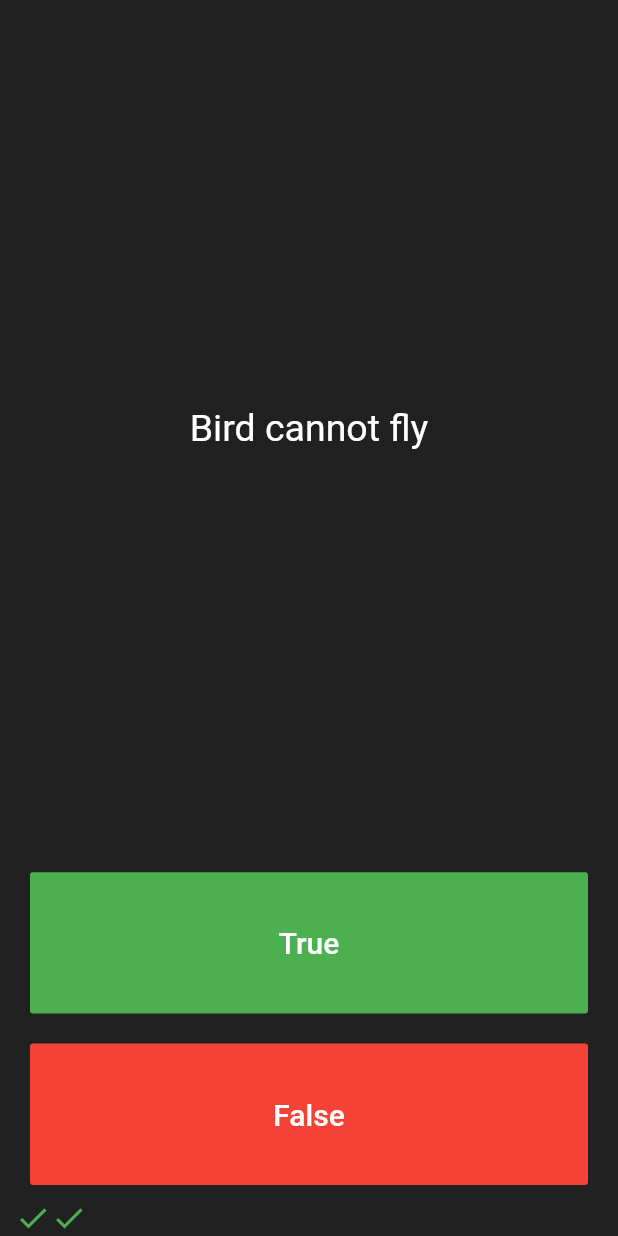
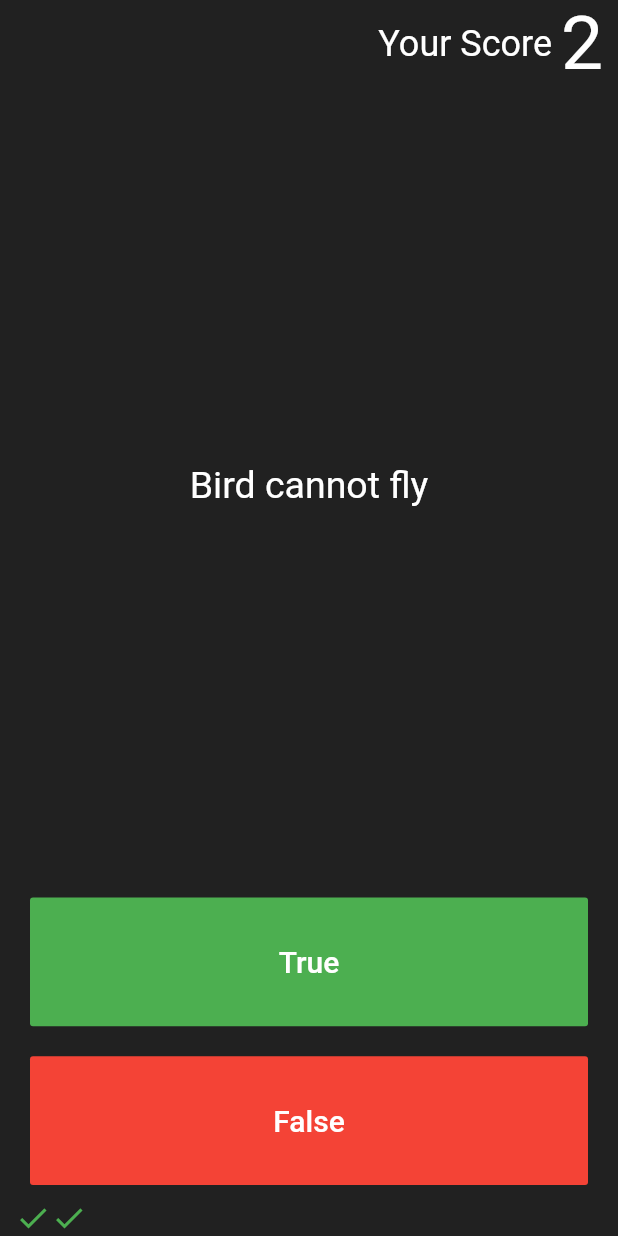
Before and after one commit to kus413/Quiz_App, a Flutter app: the screen it shows after launch, after a tap on "True", after a tap on "False", on a phone screen of 412 x 824 dp. Run offline on Flutter 3.47's test engine with Material 2 defaults, Android fonts, the phone set to English and light mode, and no system bars; our stand-ins replace rflutter_alert.

Commit message:
3rd commit

```diff
--- a/lib/main.dart
+++ b/lib/main.dart
@@ -1,6 +1,6 @@
 import 'package:flutter/material.dart';
 import 'package:quiz_app/question_brain.dart';
-import 'package:quiz_app/questions.dart';
+import 'package:rflutter_alert/rflutter_alert.dart';
 
 QuestionBrain questionBrain = new QuestionBrain();
 
@@ -11,6 +11,7 @@ class MyApp extends StatelessWidget {
   @override
   Widget build(BuildContext context) {
     return MaterialApp(
+      debugShowCheckedModeBanner: false,
       home: Scaffold(
         backgroundColor: Colors.grey.shade900,
         body: SafeArea(
@@ -31,7 +32,46 @@ class QuizPage extends StatefulWidget {
 
 class _QuizPageState extends State<QuizPage> {
   List<Icon> scoreKeeper = [];
-  int qnsNo = 0;
+  int scoreCount = 0;
+
+  void checkAnswer({bool userAnswer}) {
+    setState(() {
+      if (questionBrain.isFinished()) {
+        Alert(
+          context: context,
+          title: "Final Score",
+          desc: "$scoreCount",
+          buttons: [
+            DialogButton(
+              child: Text("Play Again"),
+              onPressed: () {
+                Navigator.pop(context);
+              },
+            )
+          ],
+        ).show();
+        questionBrain.resetQuestion();
+        scoreKeeper.clear();
+        scoreCount = 0;
+      } else {
+        if (questionBrain.getAnswerResult() == userAnswer) {
+          scoreKeeper.add(Icon(
+            Icons.check,
+            color: Colors.green,
+            size: 24.0,
+          ));
+          scoreCount++;
+        } else {
+          scoreKeeper.add(Icon(
+            Icons.close,
+            color: Colors.red,
+            size: 24.0,
+          ));
+        }
+        questionBrain.nextQuestion();
+      }
+    });
+  }
 
   @override
   Widget build(BuildContext context) {
@@ -39,13 +79,30 @@ class _QuizPageState extends State<QuizPage> {
       mainAxisAlignment: MainAxisAlignment.spaceBetween,
       crossAxisAlignment: CrossAxisAlignment.stretch,
       children: <Widget>[
+        Row(
+          mainAxisAlignment: MainAxisAlignment.end,
+          children: <Widget>[
+            Container(
+              child: Text(
+                "Your Score ",
+                style: TextStyle(color: Colors.white, fontSize: 24.0),
+              ),
+            ),
+            Container(
+              child: Text(
+                "$scoreCount",
+                style: TextStyle(color: Colors.white, fontSize: 50.0),
+              ),
+            ),
+          ],
+        ),
         Expanded(
           flex: 5,
           child: Padding(
             padding: EdgeInsets.all(10.0),
             child: Center(
               child: Text(
-                questionBrain.getQuestionText(qnsNo),
+                questionBrain.getQuestionText(),
                 textAlign: TextAlign.center,
                 style: TextStyle(
                   fontSize: 25.0,
@@ -68,22 +125,7 @@ class _QuizPageState extends State<QuizPage> {
                 ),
               ),
               onPressed: () {
-                setState(() {
-                  if (questionBrain.getQuestionAnswer(qnsNo) == true) {
-                    scoreKeeper.add(Icon(
-                      Icons.check,
-                      color: Colors.green,
-                      size: 24.0,
-                    ));
-                  } else {
-                    scoreKeeper.add(Icon(
-                      Icons.close,
-                      color: Colors.red,
-                      size: 24.0,
-                    ));
-                  }
-                  qnsNo++;
-                });
+                checkAnswer(userAnswer: true);
               },
             ),
           ),
@@ -101,28 +143,16 @@ class _QuizPageState extends State<QuizPage> {
                 ),
               ),
               onPressed: () {
-                setState(() {
-                  if (questionBrain.getQuestionAnswer(qnsNo) == false) {
-                    scoreKeeper.add(Icon(
-                      Icons.check,
-                      color: Colors.green,
-                      size: 24.0,
-                    ));
-                  } else {
-                    scoreKeeper.add(Icon(
-                      Icons.close,
-                      color: Colors.red,
-                      size: 24.0,
-                    ));
-                  }
-                  qnsNo++;
-                });
+                checkAnswer(userAnswer: false);
               },
             ),
           ),
         ),
-        Row(
-          children: scoreKeeper,
+        SingleChildScrollView(
+          scrollDirection: Axis.horizontal,
+          child: Row(
+            children: scoreKeeper,
+          ),
         )
       ],
     );
--- a/lib/question_brain.dart
+++ b/lib/question_brain.dart
@@ -1,6 +1,7 @@
 import 'package:quiz_app/questions.dart';
 
 class QuestionBrain {
+  int _questionNumber = 0;
   List<Question> _question = [
     Question("Flutter is created by Google", true),
     Question("Mount Everest is not the highest mountain in the world", false),
@@ -32,11 +33,29 @@ class QuestionBrain {
         true),
   ];
 
-  String getQuestionText(int questionNumber) {
-    return _question[questionNumber].questionText;
+  String getQuestionText() {
+    return _question[_questionNumber].questionText;
   }
 
-  bool getQuestionAnswer(int questionNumber) {
-    return _question[questionNumber].answerResult;
+  bool getAnswerResult() {
+    return _question[_questionNumber].answerResult;
+  }
+
+  void nextQuestion() {
+    if (_questionNumber < _question.length - 1) {
+      _questionNumber++;
+    }
+  }
+
+  bool isFinished() {
+    if (_questionNumber < _question.length - 1) {
+      return false;
+    } else {
+      return true;
+    }
+  }
+
+  void resetQuestion() {
+    _questionNumber = 0;
   }
 }
--- a/pubspec.yaml
+++ b/pubspec.yaml
@@ -23,6 +23,7 @@ dependencies:
   # The following adds the Cupertino Icons font to your application.
   # Use with the CupertinoIcons class for iOS style icons.
   cupertino_icons: ^0.1.2
+  rflutter_alert: ^1.0.3
 
 dev_dependencies:
   flutter_test:
```
Also changed, not shown: pubspec.lock.
